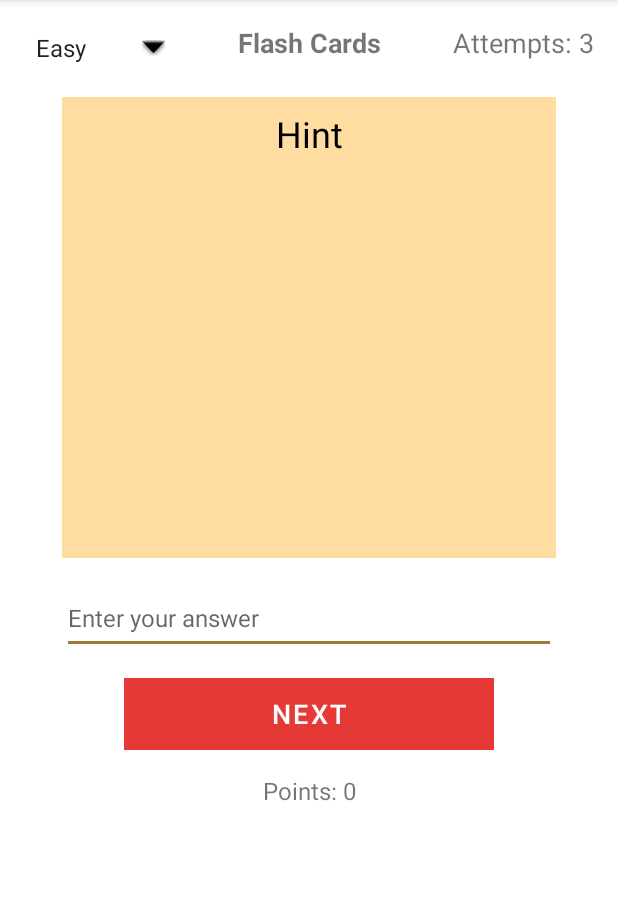
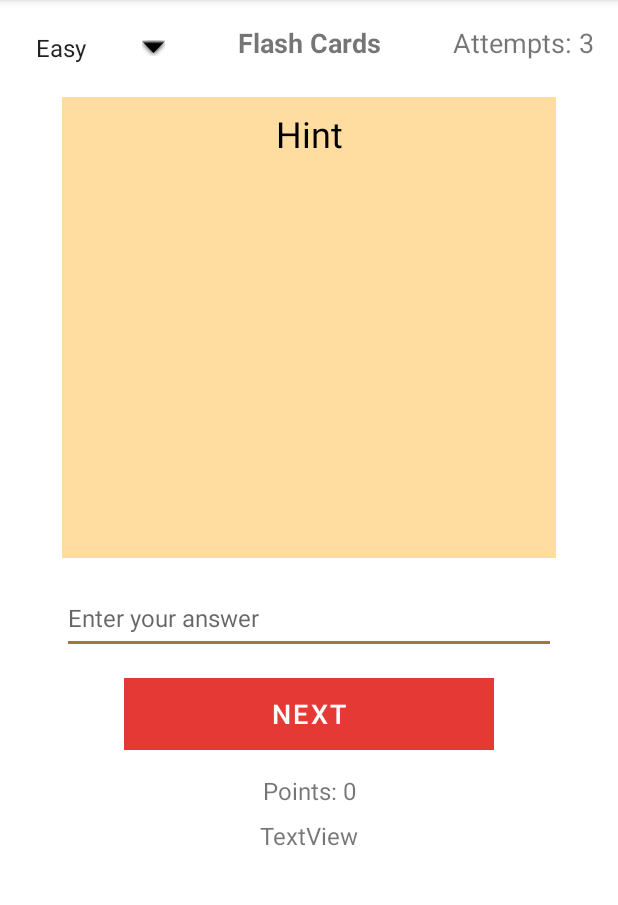
Before and after one commit to Jarwesbub/Dictionary-App, an Android app: the FlashCardActivity screen opened directly, with no data from a screen before it, on a phone screen of 412 x 824 dp, the part 84-989 px from its top. Run offline under Robolectric (Android 15) with nearby library versions, the phone set to English and light mode, and no system bars; libraries missing offline, so code that uses them is left out: dev.esnault.wanakana; network calls fail; 1 statement that could not run was skipped.

```diff
--- a/mobile/app/src/main/res/layout/activity_flash_card.xml
+++ b/mobile/app/src/main/res/layout/activity_flash_card.xml
@@ -43,6 +43,17 @@
         app:layout_constraintBottom_toBottomOf="@+id/textViewFlashcard"
         app:layout_constraintEnd_toEndOf="parent"
         app:layout_constraintStart_toStartOf="parent" />
+
+    <TextView
+        android:id="@+id/textViewHighscore"
+        android:layout_width="wrap_content"
+        android:layout_height="wrap_content"
+        android:layout_marginTop="8dp"
+        android:text="TextView"
+        android:textSize="16sp"
+        app:layout_constraintEnd_toEndOf="parent"
+        app:layout_constraintStart_toStartOf="parent"
+        app:layout_constraintTop_toBottomOf="@+id/textViewPoints" />
 
     <TextView
         android:id="@+id/textViewFlashcardHint"
```
Also changed, not shown: mobile/app/src/main/java/com/example/dictionary_app/FlashCardActivity.kt (+44 -2 lines), 2 other files.
